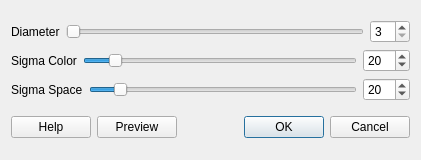
First picture: the form in bilateraldialog.ui, repository mbobowsk/DarQwin, before the edit.
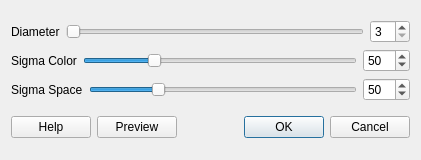
Second picture: the form after the edit.

Diff of the .ui file:
```diff
--- a/bilateraldialog.ui
+++ b/bilateraldialog.ui
@@ -80,10 +80,10 @@
           <number>200</number>
          </property>
          <property name="value">
-          <number>20</number>
+          <number>50</number>
          </property>
          <property name="sliderPosition">
-          <number>20</number>
+          <number>50</number>
          </property>
          <property name="orientation">
           <enum>Qt::Horizontal</enum>
@@ -99,7 +99,7 @@
           <number>200</number>
          </property>
          <property name="value">
-          <number>20</number>
+          <number>50</number>
          </property>
         </widget>
        </item>
@@ -123,7 +123,7 @@
           <number>200</number>
          </property>
          <property name="value">
-          <number>20</number>
+          <number>50</number>
          </property>
          <property name="orientation">
           <enum>Qt::Horizontal</enum>
@@ -139,7 +139,7 @@
           <number>200</number>
          </property>
          <property name="value">
-          <number>20</number>
+          <number>50</number>
          </property>
         </widget>
        </item>
```
